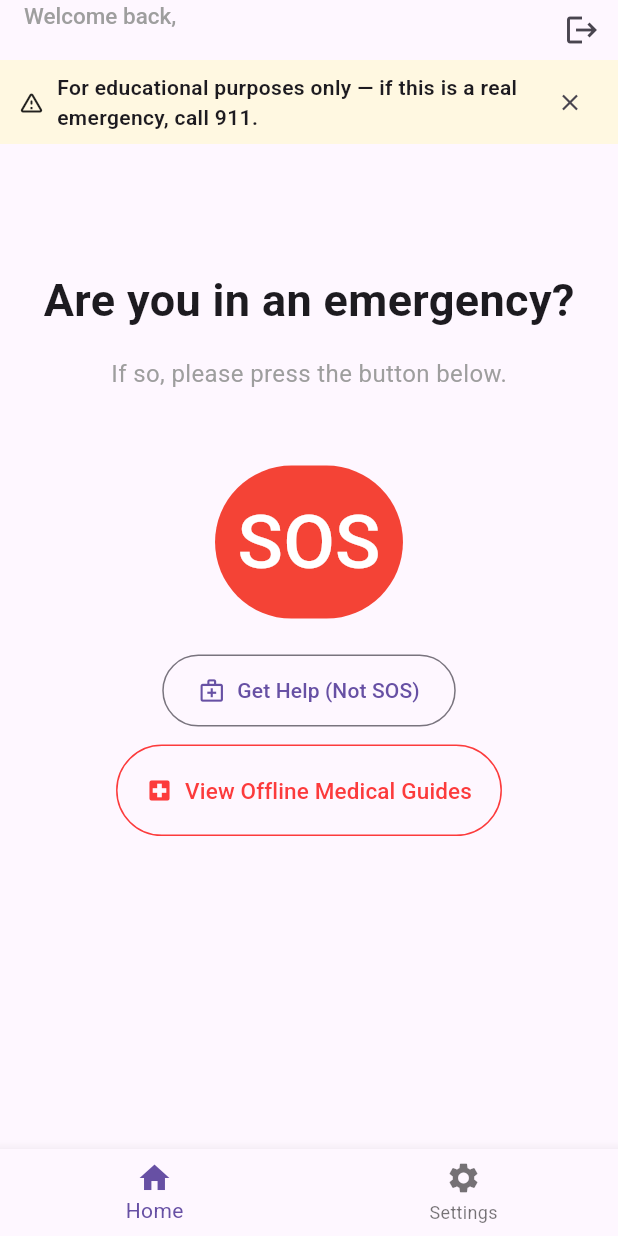
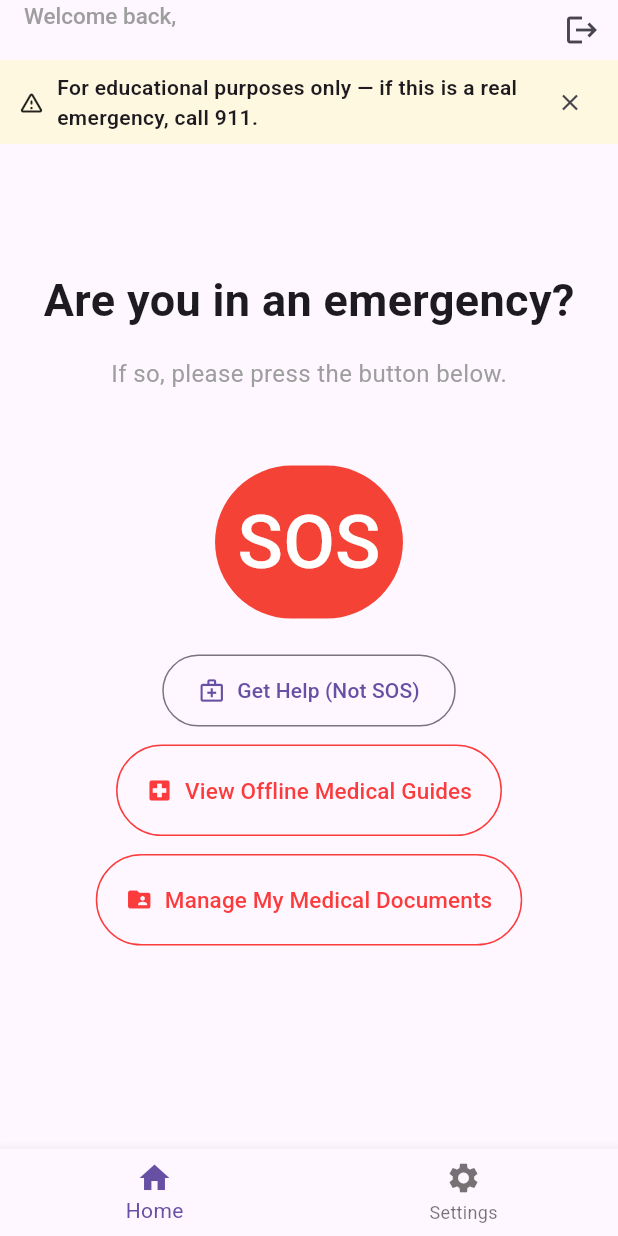
Before and after one commit to barjr/ResQ, a Flutter app: the screen it shows once a user with an empty profile is signed in, on a phone screen of 412 x 824 dp. Run offline on Flutter 3.47's test engine with Material 3 defaults, Android fonts, the phone set to English and light mode, and no system bars; our stand-ins replace cloud_firestore, cloud_functions, file_picker, firebase_auth, firebase_core, firebase_messaging and 3 more; accounts and stored records are empty.

Commit message:
did stuff

```diff
--- a/lib/pages/dashboard.dart
+++ b/lib/pages/dashboard.dart
@@ -8,6 +8,8 @@ import 'package:resq/pages/sos_report.dart';
 import 'package:resq/services/request_store.dart';
 import 'package:resq/models/help_request.dart';
 import 'package:resq/pages/tiered_report.dart';
+import 'package:resq/pages/medical_documents_page.dart';
+
 
 // Dashboard: central landing page for signed-in users.
 // - Shows an SOS quick action and quick links to Customer/Helper views.
@@ -226,7 +228,27 @@ class _DashboardPageState extends State<DashboardPage> {
                 // regular user view per product requirement. Regular users
                 // only see the emergency reporting buttons above.
               ],
+              OutlinedButton.icon(
+                  onPressed: () {
+                    Navigator.of(context).push(
+                      MaterialPageRoute(
+                        builder: (_) => const MedicalDocumentsPage(),
+                      ),
+                    );
+                  },
+                  style: OutlinedButton.styleFrom(
+                    foregroundColor: const Color(0xFFFC3B3C),
+                    side: const BorderSide(color: Color(0xFFFC3B3C)),
+                    padding: const EdgeInsets.all(20),
+                  ),
+                  icon: const Icon(Icons.folder_shared),
+                  label: const Text(
+                    'Manage My Medical Documents',
+                    style: TextStyle(fontSize: 15),
+                  ),
+                ),
 
+                SizedBox(height: 12),
               // Show Customer and Helper view buttons to admins/helpers only
               if (!isRegular) ...[
                 // Customer view should be admin-only (helpers should not see it)
```
Also changed, not shown: lib/pages/customer_view.dart (line endings or trailing spaces).
